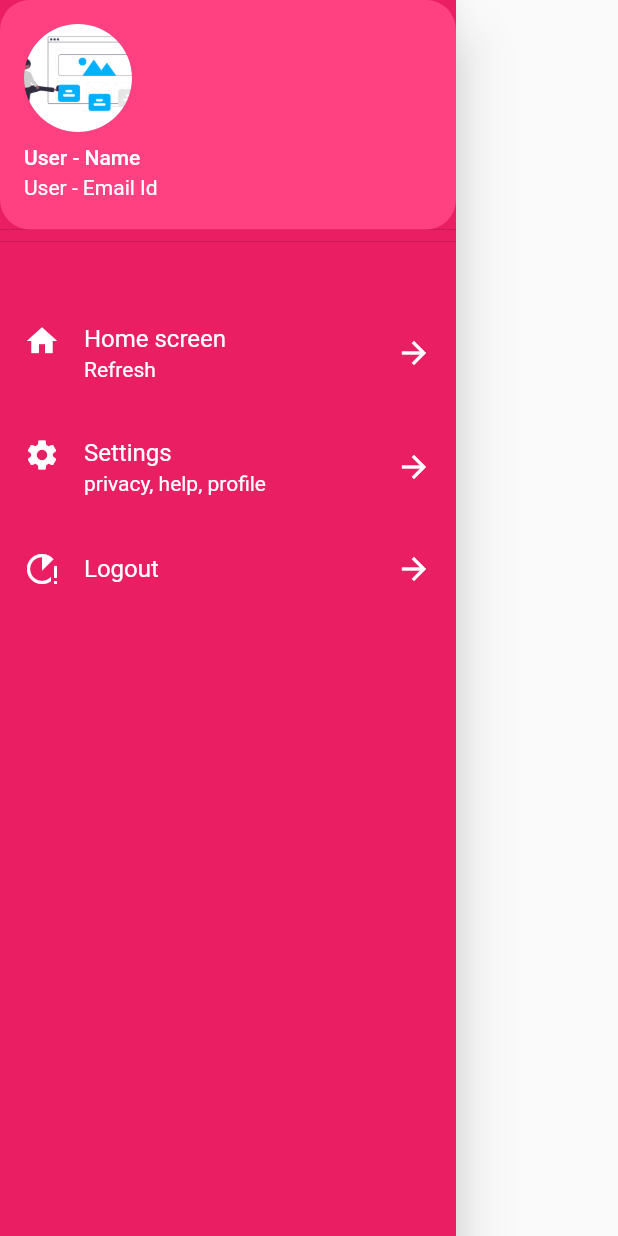
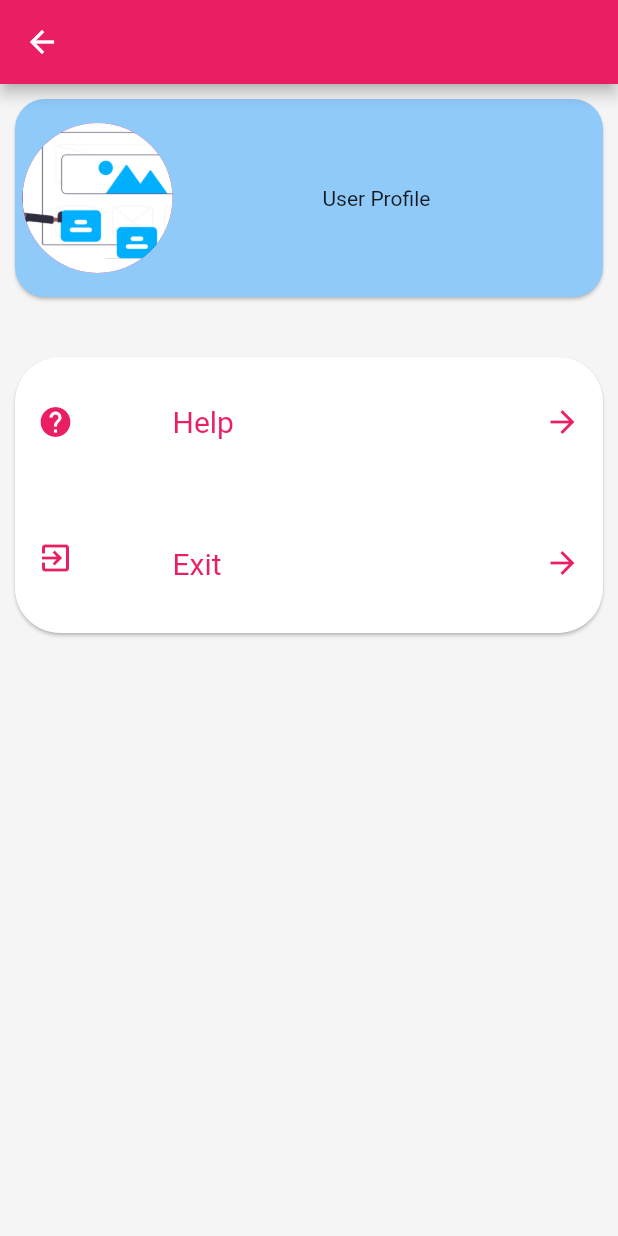
Before and after one commit to gaurav977bro/FlutterCatalogApp, a Flutter app: the MyDrawer widget shown alone on an empty page, opened directly, after a tap on "Settings", on a phone screen of 412 x 824 dp. Run offline on Flutter 3.47's test engine with Material 2 defaults, Android fonts, the phone set to English and light mode, and no system bars; network calls fail.

```diff
--- a/myapp/lib/main.dart
+++ b/myapp/lib/main.dart
@@ -1,7 +1,6 @@
-
-
 import "package:flutter/material.dart";
 import 'package:myapp/screens/CartPage.dart';
+import 'package:myapp/screens/SettingPage.dart';
 import 'package:myapp/widgets/BarTheme.dart';
 
 import "screens/HomePage.dart";
@@ -23,7 +22,8 @@ class MyApp extends StatelessWidget {
         routes: {
           "/loginPage": (conext) => Login(),
           "/homePage": (conext) => Home(),
-          "/cartPage":(context)=>Cart(),
+          "/cartPage": (context) => Cart(),
+          "/setting": (context) => Setting(),
         });
   }
 }
--- a/myapp/lib/screens/HomePage.dart
+++ b/myapp/lib/screens/HomePage.dart
@@ -44,7 +44,7 @@ class _HomeState extends State<Home> {
   Widget build(BuildContext context) {
     return Scaffold(
       floatingActionButton: FloatingActionButton(
-          backgroundColor: Theme.of(context).primaryColor,
+          backgroundColor: Colors.green,
           onPressed: () => Navigator.push(
               context, MaterialPageRoute(builder: (context) => Cart())),
           child: Icon(CupertinoIcons.cart, color: Colors.white)),
--- /dev/null
+++ b/myapp/lib/screens/SettingPage.dart
@@ -0,0 +1,74 @@
+import "package:flutter/material.dart";
+import 'package:myapp/widgets/BarTheme.dart';
+
+void main() {
+  runApp(Setting());
+}
+
+class Setting extends StatelessWidget {
+  const Setting({Key? key}) : super(key: key);
+
+  @override
+  Widget build(BuildContext context) {
+    return Scaffold(
+      backgroundColor: MyTheme.creamColor,
+      appBar:AppBar(),
+      body:SafeArea(
+        child: Container(
+          child:Column(
+            children: [
+
+                 Card(
+                   color:Colors.blue[200],
+                   margin:EdgeInsets.only(top:10,left:10,right:10),
+                   shape:RoundedRectangleBorder(borderRadius: BorderRadius.circular(20)),
+
+                  child:Container(
+                    height: 132,
+                    child:Row(
+                      children:[
+                        SizedBox(width:5),
+                        CircleAvatar(
+
+                          minRadius:50,
+                          backgroundImage:AssetImage("assets/images/landing.png"),
+                  ),SizedBox(width: 100,),
+
+                  Text("User Profile"),
+                  ],),
+                  )
+                  ),
+                  SizedBox(height:40),
+                  Card(
+
+                    shape:RoundedRectangleBorder(borderRadius: BorderRadius.circular(30)),
+                    margin:EdgeInsets.only(left:10,right:10),
+                    child:Column(
+                      children: [
+                        ListTile(
+                          horizontalTitleGap: 50,
+                          contentPadding: EdgeInsets.all(15),
+                          onTap:(){
+                            ScaffoldMessenger.of(context).showSnackBar(
+                              SnackBar(content:Text("NOT SUPPORTED FOR NOW"),backgroundColor: Colors.green,)
+                            );},
+                          leading:Icon(Icons.help,color:Colors.pink),
+                          title:Text("Help",style:TextStyle(color:Colors.pink,fontSize:20)),
+                          trailing:Icon(Icons.arrow_forward,color:Colors.pink) ,),
+                          SizedBox(height:5),
+                          ListTile(
+                            horizontalTitleGap: 50,
+                          contentPadding: EdgeInsets.all(15),
+                          minVerticalPadding: 20,
+                          onTap:(){
+                            ScaffoldMessenger.of(context).showSnackBar(
+                              SnackBar(content:Text("NOT SUPPORTED FOR NOW"),backgroundColor: Colors.green,)
+                            );},
+                          leading:Icon(Icons.exit_to_app  ,color:Colors.pink),
+                          title:Text("Exit",style:TextStyle(color:Colors.pink,fontSize:20)),
+                          trailing:Icon(Icons.arrow_forward,color:Colors.pink) ,),
+                          ]))
+              ])),
+      ));
+  }
+}
--- a/myapp/lib/widgets/Drawer.dart
+++ b/myapp/lib/widgets/Drawer.dart
@@ -2,19 +2,18 @@ import 'package:flutter/cupertino.dart';
 import "package:flutter/material.dart";
 import 'package:myapp/screens/HomePage.dart';
 import 'package:myapp/screens/LoginPage.dart';
+import 'package:myapp/screens/SettingPage.dart';
 
 void main() {
   runApp(MyDrawer());
 }
 
 class MyDrawer extends StatelessWidget {
-
   @override
   Widget build(BuildContext context) {
     return Drawer(
-
         child: Container(
-          color:Colors.pink,
+      color: Colors.pink,
       child: ListView(
         children: [
           DrawerHeader(
@@ -28,7 +27,8 @@ class MyDrawer extends StatelessWidget {
                   accountName: Text("User - Name"),
                   currentAccountPicture: CircleAvatar(
                       minRadius: 10.0,
-                          backgroundImage: AssetImage("assets/images/landing.png")))),
+                      backgroundImage:
+                          AssetImage("assets/images/landing.png")))),
           SizedBox(height: 30),
           ListTile(
               onTap: () {
@@ -49,7 +49,10 @@ class MyDrawer extends StatelessWidget {
                   style: TextStyle(color: Colors.white)),
               selectedTileColor: Colors.red,
               horizontalTitleGap: 0,
-                  onTap: () {}),
+              onTap: () {
+                Navigator.push(context,
+                    MaterialPageRoute(builder: (context) => Setting()));
+              }),
           SizedBox(height: 4),
           ListTile(
             onTap: () {
```
Also changed, not shown: myapp/lib/screens/LoginPage.dart (+8 -8 lines). Lines whose indentation alone changed are shown as unchanged.
